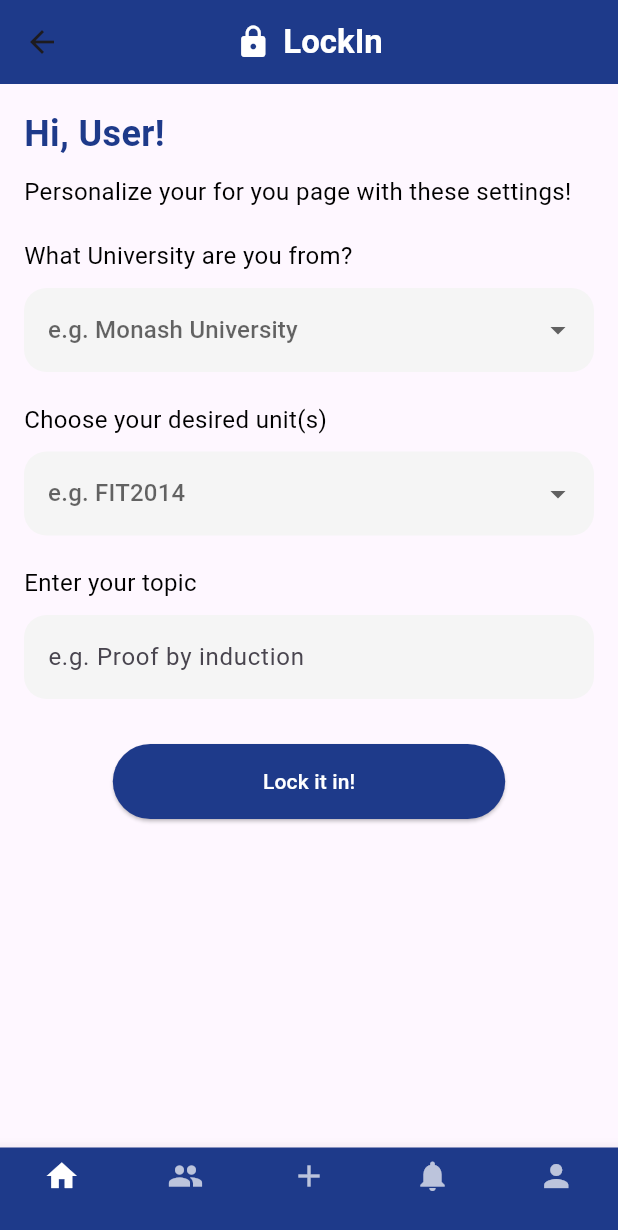
After one commit to johnbobelisa/VICHACK24-LockIn, a Flutter app: the PersonalizationPage screen opened directly, on a phone screen of 412 x 824 dp. The commit adds this screen. Shown: the top 1230 px of the screen. Run offline on Flutter 3.47's test engine with Material 3 defaults, Android fonts, the phone set to English and light mode, and no system bars; network calls fail.

Commit message:
added personalization page

```diff
--- a/app/frontend/flutter_lockin/lib/screens/home_page.dart
+++ b/app/frontend/flutter_lockin/lib/screens/home_page.dart
@@ -1,4 +1,6 @@
 import 'package:flutter/material.dart';
+import 'personalization_page.dart'; // Import the PersonalizationPage
+
 
 class HomePage extends StatefulWidget {
   @override
@@ -21,7 +23,20 @@ class _HomePageState extends State<HomePage> {
     setState(() {
       _selectedIndex = index;
     });
+
+    if (index == 4) {
+      // Navigate to the PersonalizationPage when "Communities" is selected
+      Navigator.push(
+        context,
+        MaterialPageRoute(builder: (context) => PersonalizationPage()),
+      );
+    } else if (index == 0) {
+      // If you're navigating back to the HomePage, simply pop the context
+      Navigator.pop(context);
+    }
   }
+
+
 
   @override
   Widget build(BuildContext context) {
--- /dev/null
+++ b/app/frontend/flutter_lockin/lib/screens/personalization_page.dart
@@ -0,0 +1,181 @@
+import 'package:flutter/material.dart';
+
+class PersonalizationPage extends StatelessWidget {
+  @override
+  Widget build(BuildContext context) {
+    return Scaffold(
+      appBar: AppBar(
+        backgroundColor: Color(0xFF1e3a8a),
+        title: Row(
+          mainAxisSize: MainAxisSize.min,
+          children: [
+            Icon(
+              Icons.lock,
+              color: Colors.white,
+            ),
+            SizedBox(width: 8),
+            Text(
+              'LockIn',
+              style: TextStyle(
+                fontFamily: 'Roboto',
+                color: Colors.white,
+                fontWeight: FontWeight.bold,
+              ),
+            ),
+          ],
+        ),
+        centerTitle: true,
+      ),
+      body: Padding(
+        padding: const EdgeInsets.all(16.0),
+        child: Center(
+          child: Column(
+            crossAxisAlignment: CrossAxisAlignment.start,
+            children: [
+              Text(
+                'Hi, User!',
+                style: TextStyle(
+                  fontSize: 24,
+                  fontWeight: FontWeight.bold,
+                  color: Color(0xFF1e3a8a),
+                ),
+              ),
+              SizedBox(height: 10),
+              Text(
+                'Personalize your for you page with these settings!',
+                style: TextStyle(
+                  fontSize: 16,
+                  color: Colors.black,
+                ),
+              ),
+              SizedBox(height: 20),
+              Text(
+                'What University are you from?',
+                style: TextStyle(
+                  fontSize: 16,
+                  color: Colors.black,
+                ),
+              ),
+              SizedBox(height: 10),
+              DropdownButtonFormField<String>(
+                decoration: InputDecoration(
+                  filled: true,
+                  fillColor: Colors.grey[100],
+                  border: OutlineInputBorder(
+                    borderRadius: BorderRadius.circular(15.0),
+                    borderSide: BorderSide.none,
+                  ),
+                ),
+                items: <String>['Monash University', 'Harvard', 'MIT', 'Stanford']
+                    .map((String value) {
+                  return DropdownMenuItem<String>(
+                    value: value,
+                    child: Text(value),
+                  );
+                }).toList(),
+                hint: Text('e.g. Monash University'),
+                onChanged: (newValue) {},
+              ),
+              SizedBox(height: 20),
+              Text(
+                'Choose your desired unit(s)',
+                style: TextStyle(
+                  fontSize: 16,
+                  color: Colors.black,
+                ),
+              ),
+              SizedBox(height: 10),
+              DropdownButtonFormField<String>(
+                decoration: InputDecoration(
+                  filled: true,
+                  fillColor: Colors.grey[100],
+                  border: OutlineInputBorder(
+                    borderRadius: BorderRadius.circular(15.0),
+                    borderSide: BorderSide.none,
+                  ),
+                ),
+                items: <String>['FIT2014', 'FIT2099', 'MAT2003', 'ENG1001']
+                    .map((String value) {
+                  return DropdownMenuItem<String>(
+                    value: value,
+                    child: Text(value),
+                  );
+                }).toList(),
+                hint: Text('e.g. FIT2014'),
+                onChanged: (newValue) {},
+              ),
+              SizedBox(height: 20),
+              Text(
+                'Enter your topic',
+                style: TextStyle(
+                  fontSize: 16,
+                  color: Colors.black,
+                ),
+              ),
+              SizedBox(height: 10),
+              TextFormField(
+                decoration: InputDecoration(
+                  labelText: 'e.g. Proof by induction',
+                  filled: true,
+                  fillColor: Colors.grey[100],
+                  border: OutlineInputBorder(
+                    borderRadius: BorderRadius.circular(15.0),
+                    borderSide: BorderSide.none,
+                  ),
+                ),
+              ),
+              SizedBox(height: 30),
+              Center(
+                child: ElevatedButton(
+                  onPressed: () {
+                    // Implement the action on pressing the button
+                  },
+                  style: ElevatedButton.styleFrom(
+                    padding: EdgeInsets.symmetric(horizontal: 100, vertical: 15),
+                    shape: RoundedRectangleBorder(
+                      borderRadius: BorderRadius.circular(30.0),
+                    ),
+                    backgroundColor: Color(0xFF1e3a8a),
+                  ),
+                  child: Text(
+                    'Lock it in!',
+                    style: TextStyle(color: Colors.white),
+                  ),
+                ),
+              ),
+            ],
+          ),
+        ),
+      ),
+      bottomNavigationBar: BottomNavigationBar(
+        items: const <BottomNavigationBarItem>[
+          BottomNavigationBarItem(
+            icon: Icon(Icons.home),
+            label: '',
+          ),
+          BottomNavigationBarItem(
+            icon: Icon(Icons.group),
+            label: '',
+          ),
+          BottomNavigationBarItem(
+            icon: Icon(Icons.add),
+            label: '',
+          ),
+          BottomNavigationBarItem(
+            icon: Icon(Icons.notifications),
+            label: '',
+          ),
+          BottomNavigationBarItem(
+            icon: Icon(Icons.person),
+            label: '',
+          ),
+        ],
+        currentIndex: 0,
+        selectedItemColor: Colors.white,
+        unselectedItemColor: Colors.white70,
+        backgroundColor: Color(0xFF1e3a8a),
+        type: BottomNavigationBarType.fixed,
+      ),
+    );
+  }
+}
```
Also changed, not shown: app/frontend/flutter_lockin/lib/screens/communities_page.dart (added).
